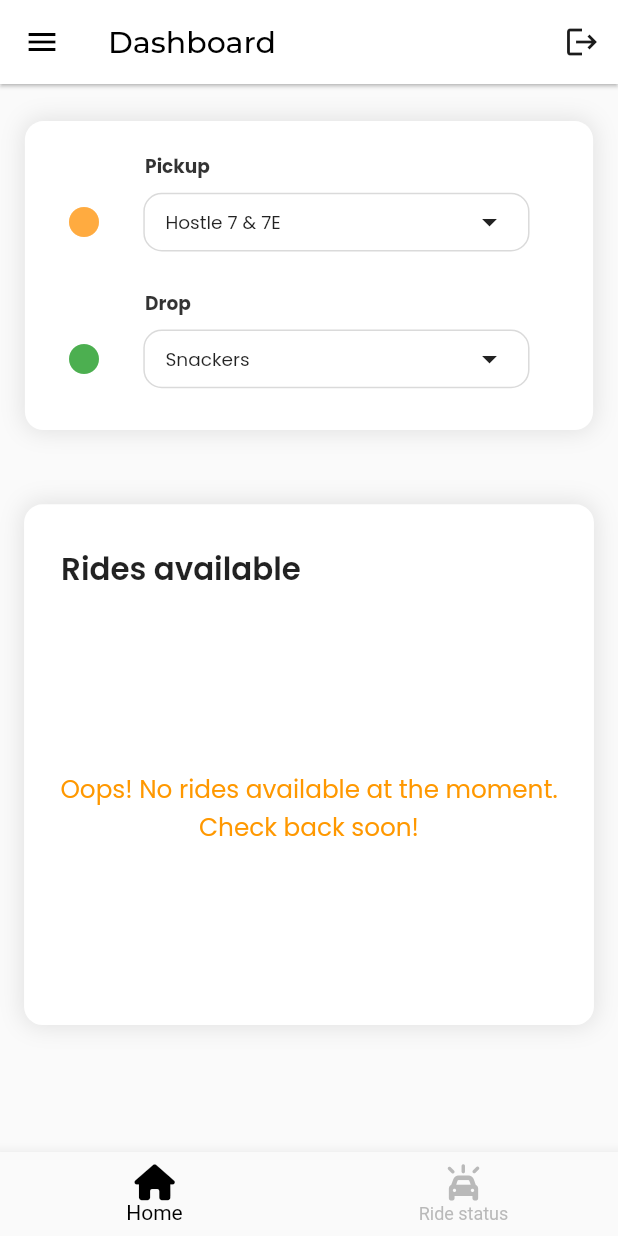
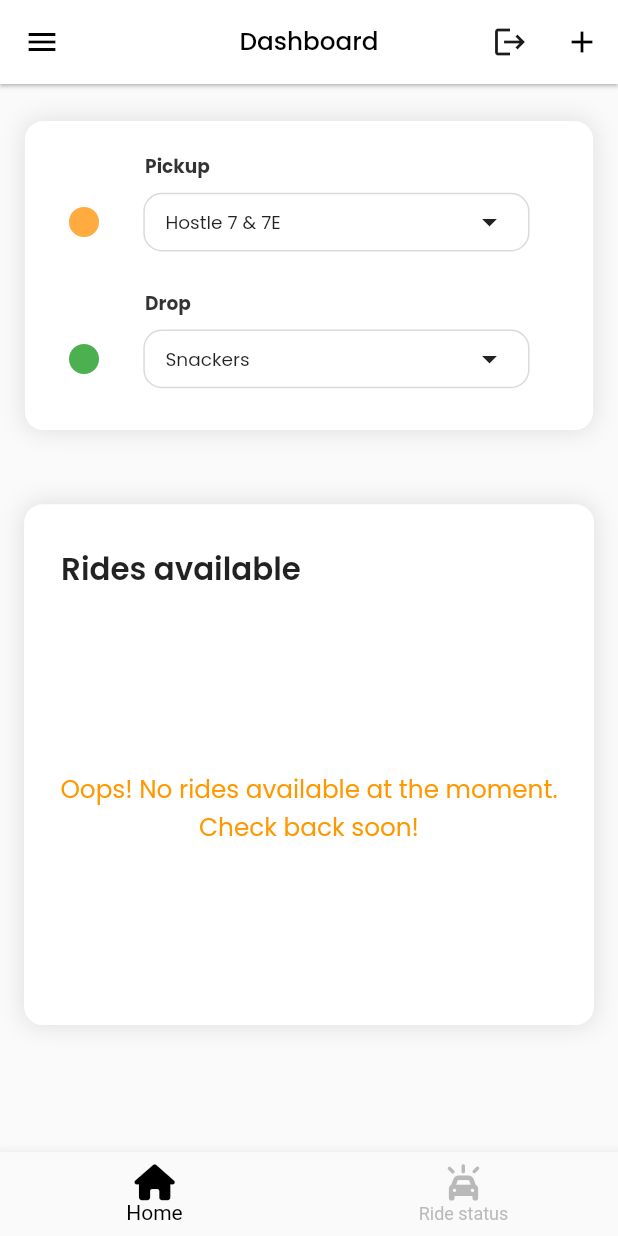
Before and after one commit to kaifakhtar/VoltGo, a Flutter app: the screen it shows once a user with an empty profile is signed in, on a phone screen of 412 x 824 dp. Run offline on Flutter 3.47's test engine with Material 2 defaults, Android fonts, the phone set to English and light mode, and no system bars; drawn by our look-alikes of badges; our stand-ins replace cloud_firestore, firebase_auth, firebase_core, flutter_riverpod, flutter_screenutil, font_awesome_flutter and 6 more; missing offline and left inert: dart:ffi; accounts and stored records are empty.

Commit message:
star point

```diff
--- a/lib/modals/user_modal.dart
+++ b/lib/modals/user_modal.dart
@@ -6,24 +6,28 @@ class UserModal {
   final String code;
   final String email;
   final String mobNo;
+  //final bool isRiding;
   final String name;
   final String onGoingRideId;
-  final int starPoints;
+  int starPoints;
   UserModal({
     required this.userId,
     required this.code,
     required this.email,
     required this.mobNo,
+    //required this.isRiding,
     required this.name,
     required this.onGoingRideId,
     required this.starPoints,
   });
 
   UserModal copyWith({
+    // returns new object
     String? userId,
     String? code,
     String? email,
     String? mobNo,
+    // bool? isRiding,
     String? name,
     String? onGoingRideId,
     int? starPoints,
@@ -33,6 +37,7 @@ class UserModal {
       code: code ?? this.code,
       email: email ?? this.email,
       mobNo: mobNo ?? this.mobNo,
+      //  isRiding: isRiding ?? this.isRiding,
       name: name ?? this.name,
       onGoingRideId: onGoingRideId ?? this.onGoingRideId,
       starPoints: starPoints ?? this.starPoints,
@@ -40,13 +45,14 @@ class UserModal {
   }
 
   Map<String, dynamic> toMap() {
-    return <String, dynamic>{
+    return {
       'userId': userId,
       'code': code,
       'email': email,
-      'mob no': mobNo,
+      'mobNo': mobNo,
+      // 'isRiding': isRiding,
       'name': name,
-      'on going ride id': onGoingRideId,
+      'onGoingRideId': onGoingRideId,
       'starPoints': starPoints,
     };
   }
@@ -56,16 +62,18 @@ class UserModal {
       userId: map!['userId'] as String,
       code: map['code'] as String,
       email: map['email'] as String,
-      mobNo: map['mob no'] as String,
-      name: map['name'] as String,
-      onGoingRideId: map['on going ride id'] as String,
+      mobNo: map['mobNo'] as String,
+      name: map['name'] != null ? map['name'] as String : '',
+      onGoingRideId: map['onGoingRideId'] as String,
       starPoints: map['starPoints'] as int,
+      //  isRiding: map['isRiding'] as bool,
     );
   }
 
   String toJson() => json.encode(toMap());
 
-  factory UserModal.fromJson(String source) => UserModal.fromMap(json.decode(source) as Map<String, dynamic>);
+  factory UserModal.fromJson(String source) =>
+      UserModal.fromMap(json.decode(source));
 
   @override
   String toString() {
@@ -73,14 +81,15 @@ class UserModal {
   }
 
   @override
-  bool operator ==(covariant UserModal other) {
+  bool operator ==(Object other) {
     if (identical(this, other)) return true;
 
-    return
+    return other is UserModal &&
         other.userId == userId &&
         other.code == code &&
         other.email == email &&
         other.mobNo == mobNo &&
+        // other.isRiding == isRiding &&
         other.name == name &&
         other.onGoingRideId == onGoingRideId &&
         other.starPoints == starPoints;
@@ -92,8 +101,22 @@ class UserModal {
         code.hashCode ^
         email.hashCode ^
         mobNo.hashCode ^
+        // isRiding.hashCode ^
         name.hashCode ^
         onGoingRideId.hashCode ^
         starPoints.hashCode;
   }
+
+  // factory UserModal.fromMap(Map<String, dynamic> map) {
+  //   return UserModal(
+  //     userId: map['userId'] ?? '',
+  //     code: map['code'] ?? '',
+  //     email: map['email'] ?? '',
+  //     mobNo: map['mobNo'] ?? '',
+  //     isRiding: map['isRiding'] ?? false,
+  //     name: map['name'] ?? '',
+  //     onGoingRideId: map['onGoingRideId'] ?? '',
+  //     starPoints: map['starPoints']?.toInt() ?? 0,
+  //   );
+  // }
 }
--- a/lib/screens/dashboard_screen.dart
+++ b/lib/screens/dashboard_screen.dart
@@ -1,3 +1,4 @@
+import 'package:HarRidePay/features/start_points/controllers.dart/star_points_controller.dart';
 import 'package:cloud_firestore/cloud_firestore.dart';
 import 'package:badges/badges.dart' as badges;
 import 'package:firebase_auth/firebase_auth.dart';
@@ -26,6 +27,14 @@ class _DashBoardScreenState extends ConsumerState<DashBoardScreen> {
     getOnGoingRideDataFromUserDB();
     super.initState();
   }
+
+  //To open drawer
+
+  //final GlobalKey<ScaffoldState> _scaffoldKey = GlobalKey<ScaffoldState>();
+
+  // void _openDrawer() {
+  //   _scaffoldKey.currentState!.openDrawer();
+  // }
 
   getOnGoingRideDataFromUserDB() async {
     String userId = FirebaseAuth.instance.currentUser!.uid;
@@ -65,10 +74,21 @@ class _DashBoardScreenState extends ConsumerState<DashBoardScreen> {
     ref.watch(userModalProvider.notifier).state = null;
   }
 
+  void incrementStartPoint(
+      // increments starpoints by calling to controller (UI -> controller -> Repo -> firebase)
+      String collecName,
+      String docId) {
+    ref.read(starPointControllerProvider).incrementStarPointControllermethod(
+        ref, collecName, docId); // calls controller method to increment
+  }
+
   @override
   Widget build(BuildContext context) {
     return Scaffold(
       appBar: AppBar(
+        centerTitle: true,
+        iconTheme: const IconThemeData(color: Colors.black),
+        //automaticallyImplyLeading: false,
         actions: [
           IconButton(
               icon: const Icon(
@@ -80,24 +100,69 @@ class _DashBoardScreenState extends ConsumerState<DashBoardScreen> {
                 // Navigator.(context, MaterialPageRoute(builder: (BuildContext context) => LoginScreen()));
                 Navigator.of(context).pushReplacement(
                   MaterialPageRoute(
-                      builder: (BuildContext context) => LoginScreen()),
+                      builder: (BuildContext context) => const LoginScreen()),
                 );
               }),
+          IconButton(
+              onPressed: () => incrementStartPoint(
+                  "users registered", ref.watch(userModalProvider)!.userId),
+              icon: const Icon(
+                Icons.add,
+                color: Colors.black,
+              ))
         ],
         elevation: 1.h,
-        leading: const Icon(
-          Icons.menu,
-          color: Colors.black,
-        ),
+        // leading: IconButton(
+        //   onPressed: _openDrawer,
+        //   icon: const Icon(Icons.menu),
+        //   color: Colors.black,
+        // ),
         backgroundColor: Colors.white,
         title: Text(
           "Dashboard",
-          style: GoogleFonts.montserrat(color: Colors.black),
+          style: GoogleFonts.poppins(color: Colors.black, fontSize: 16.sp),
         ),
       ),
       body: IndexedStack(
         index: currentIndex,
         children: pages,
+      ),
+      drawer: Drawer(
+        child: ListView(
+          // Important: Remove any padding from the ListView.
+          padding: EdgeInsets.zero,
+          children: [
+            DrawerHeader(
+              decoration: BoxDecoration(
+                color: Colors.black,
+              ),
+              child: Text(
+                ref.watch(userModalProvider)?.name ?? "No name",
+                style: GoogleFonts.poppins(color: Colors.white),
+              ),
+            ),
+            ListTile(
+              leading: const Icon(
+                Icons.star,
+              ),
+              title: Text(
+                  'Star points ${ref.watch(userModalProvider)?.starPoints ?? "0"}'),
+              onTap: () {
+                Navigator.pop(context);
+              },
+            ),
+            ListTile(
+              leading: const Icon(
+                Icons.star_rate,
+                color: Color(0xffffd700),
+              ),
+              title: const Text('Become a premium member'),
+              onTap: () {
+                Navigator.pop(context);
+              },
+            ),
+          ],
+        ),
       ),
       bottomNavigationBar: BottomNavigationBar(
           currentIndex: currentIndex,
--- a/lib/screens/ride_status_screen.dart
+++ b/lib/screens/ride_status_screen.dart
@@ -48,7 +48,7 @@ class _RideStatusPageState extends ConsumerState<RideStatusPage> {
     //checkIfDocumentExists();
 
     return Scaffold(
-      backgroundColor: Colors.grey[200],
+      //backgroundColor: Colors.grey[200],
       // body: onGoingIDExits
       //     ?
       body: FutureBuilder<bool>(
--- a/lib/screens/signUp_screen.dart
+++ b/lib/screens/signUp_screen.dart
@@ -76,8 +76,9 @@ class _SignUpPageState extends ConsumerState<SignUpPage> {
 
         print("below is from rivepod");
         print(ref.watch(userIdProvider));
- userModal = UserModal.fromMap({
-          'userId':userId,
+        userModal = UserModal.fromMap({
+          // creates userModal from input map
+          'userId': userId,
           'name': _username,
           'mob no': _mob,
           'email': _email,
```
Also changed, not shown: lib/features/auth/auth_service.dart (+7 -5 lines), lib/features/start_points/controllers.dart/star_points_controller.dart (added, +22 -0 lines), lib/features/start_points/repository/start_point_repo.dart (added, +32 -0 lines), lib/screens/login_screen.dart (+10 -7 lines). Lines whose indentation alone changed are shown as unchanged.
